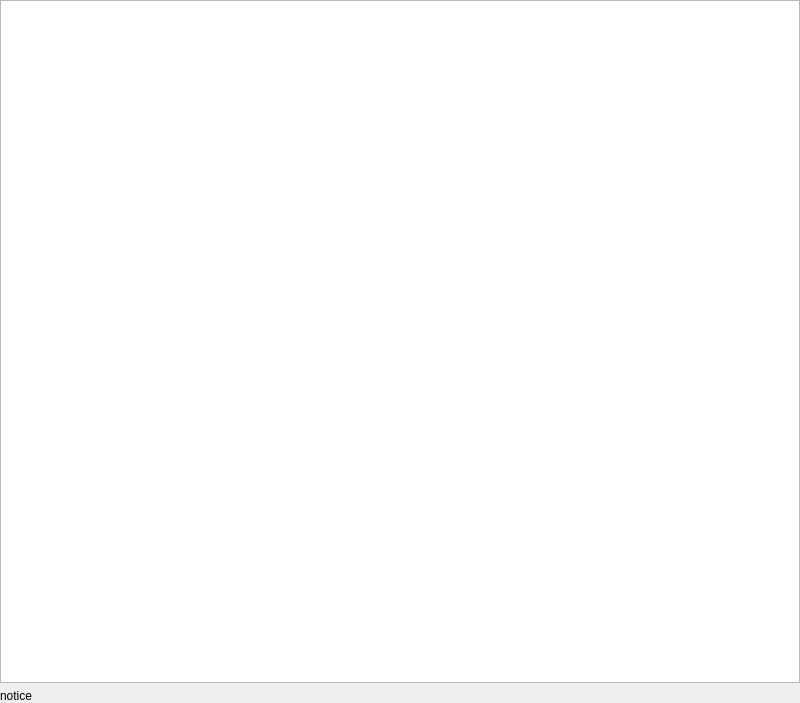
First picture: the form in src/ui/qgsbrowserlayerpropertiesbase.ui, repository qgis/QGIS, before the edit.
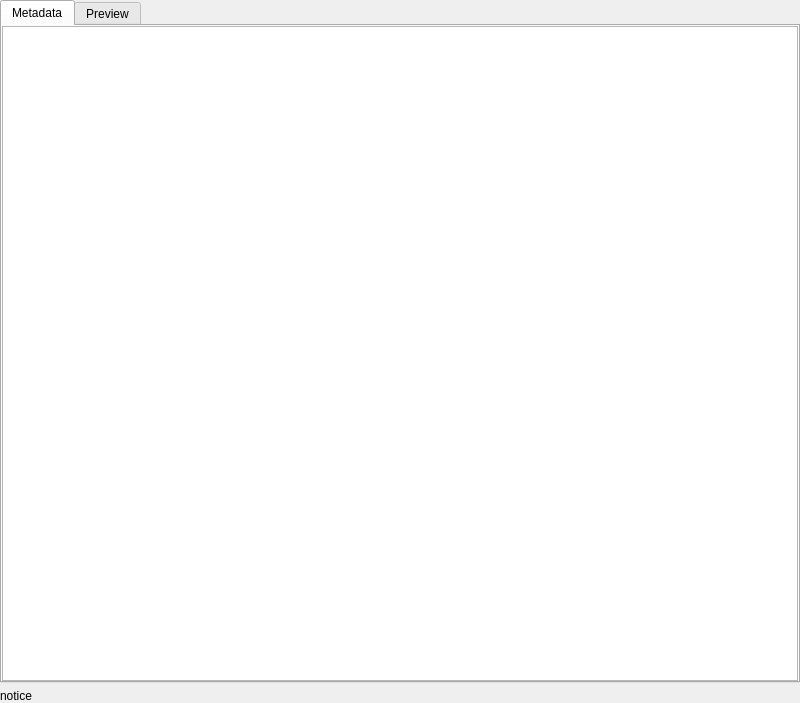
Second picture: the form after the edit. Custom widgets are drawn as their Qt base class.

Commit message: [FEATURE][browser] Restore preview functionality from old 2.x standalone browser into inbuilt browser dock panel layer properties widget

The edit to the form file:
```diff
--- a/src/ui/qgsbrowserlayerpropertiesbase.ui
+++ b/src/ui/qgsbrowserlayerpropertiesbase.ui
@@ -24,7 +24,58 @@
     <number>0</number>
    </property>
    <item>
-    <widget class="QTextBrowser" name="mMetadataTextBrowser"/>
+    <widget class="QTabWidget" name="mTabWidget">
+     <property name="tabShape">
+      <enum>QTabWidget::Rounded</enum>
+     </property>
+     <property name="currentIndex">
+      <number>0</number>
+     </property>
+     <widget class="QWidget" name="tab">
+      <attribute name="title">
+       <string>Metadata</string>
+      </attribute>
+      <layout class="QVBoxLayout" name="verticalLayout_2">
+       <property name="leftMargin">
+        <number>0</number>
+       </property>
+       <property name="topMargin">
+        <number>0</number>
+       </property>
+       <property name="rightMargin">
+        <number>0</number>
+       </property>
+       <property name="bottomMargin">
+        <number>0</number>
+       </property>
+       <item>
+        <widget class="QTextBrowser" name="mMetadataTextBrowser"/>
+       </item>
+      </layout>
+     </widget>
+     <widget class="QWidget" name="mPreviewTab">
+      <attribute name="title">
+       <string>Preview</string>
+      </attribute>
+      <layout class="QHBoxLayout" name="horizontalLayout">
+       <property name="leftMargin">
+        <number>0</number>
+       </property>
+       <property name="topMargin">
+        <number>0</number>
+       </property>
+       <property name="rightMargin">
+        <number>0</number>
+       </property>
+       <property name="bottomMargin">
+        <number>0</number>
+       </property>
+       <item>
+        <widget class="QgsMapCanvas" name="mMapCanvas" native="true"/>
+       </item>
+      </layout>
+     </widget>
+    </widget>
    </item>
    <item>
     <widget class="QLabel" name="mNoticeLabel">
@@ -38,9 +89,14 @@
    </item>
   </layout>
  </widget>
- <tabstops>
-  <tabstop>mMetadataTextBrowser</tabstop>
- </tabstops>
+ <customwidgets>
+  <customwidget>
+   <class>QgsMapCanvas</class>
+   <extends>QWidget</extends>
+   <header>qgsmapcanvas.h</header>
+   <container>1</container>
+  </customwidget>
+ </customwidgets>
  <resources/>
  <connections/>
 </ui>
```
The commit also changes 5 other files.
